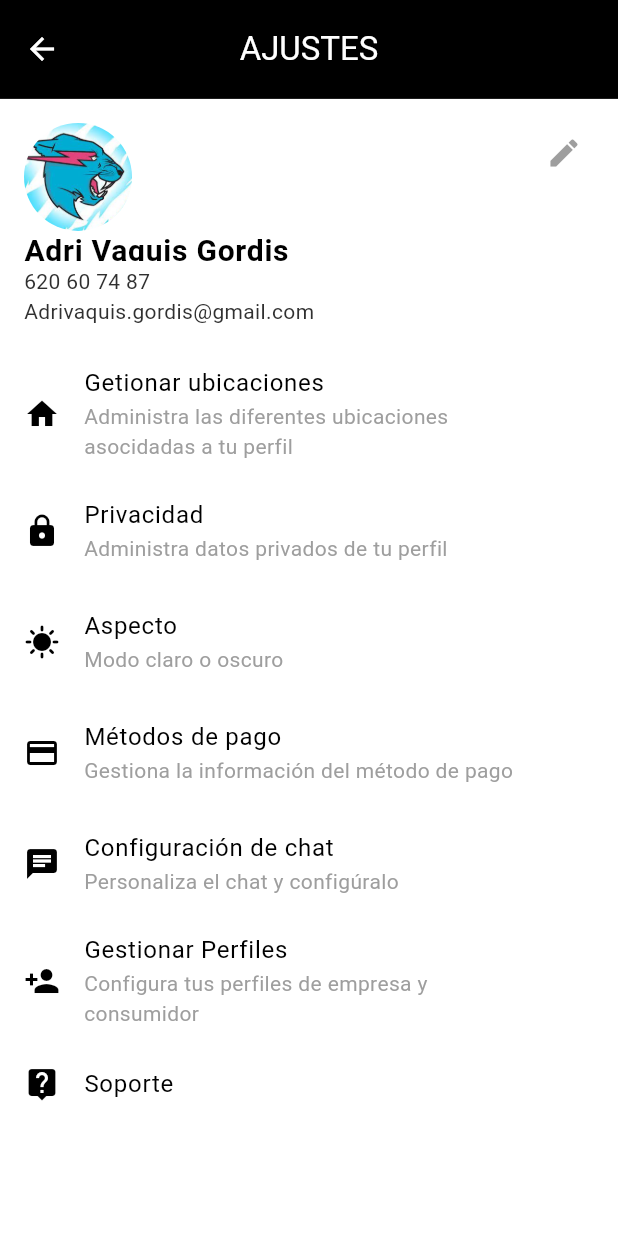
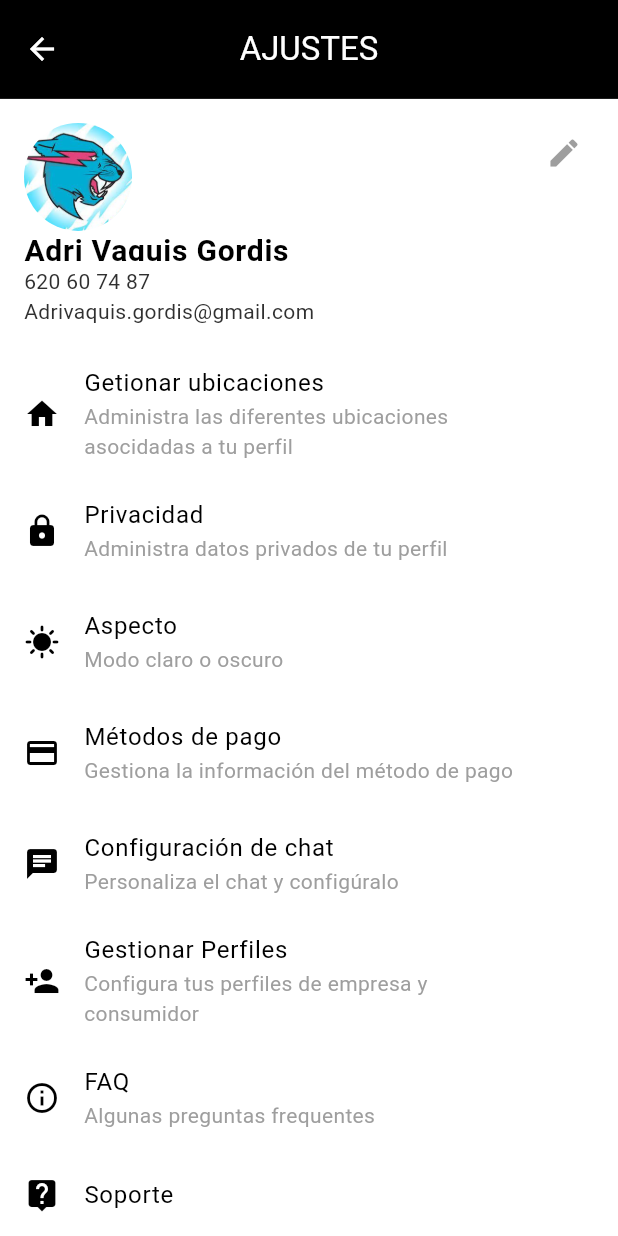
Before and after one commit to amsteradri/Nearvice, a Flutter app: the SettingsScreen screen opened directly, on a phone screen of 412 x 824 dp. Run offline on Flutter 3.47's test engine with Material 3 defaults, Android fonts, the phone set to English and light mode, and no system bars; our stand-ins replace flutter_map, flutter_svg, latlong2, table_calendar.

Commit message:
Added FAQ section

```diff
--- a/lib/settings.dart
+++ b/lib/settings.dart
@@ -283,6 +283,75 @@ class _SettingsScreenState extends State<SettingsScreen> {
               // Agregar más opciones de gestión de perfiles
             ],
           ),
+          ExpansionTile(
+            leading: Icon(Icons.info_outline, color: Colors.black),
+            title: Text('FAQ', style: TextStyle(color: Colors.black)),
+            subtitle: Text('Algunas preguntas frequentes', style: TextStyle(color: Colors.grey)),
+            children: <Widget>[
+              ExpansionTile(
+                title: Text('¿Cómo añado mi ubicación actual?', style: TextStyle(color: Colors.black)),
+                children: <Widget>[
+                  Padding(
+                    padding: const EdgeInsets.symmetric(horizontal: 16.0),
+                    child: Column(
+                      crossAxisAlignment: CrossAxisAlignment.stretch,
+                      children: [
+                        Text(
+                          'Para añadir tu ubicación actual, sigue estos pasos:',
+                          style: TextStyle(color: Colors.black),
+                        ),
+                        SizedBox(height: 8), // Separación añadida
+                        Text(
+                          '1. Abre la aplicación Nearvice.\n'
+                              '2. Ve a la sección de "Gestionar ubicaciones".\n'
+                              '3. Pulsa el botón "Añadir dirección".\n'
+                              '4. Selecciona "Usar ubicación actual" en el campo de dirección.\n'
+                              '5. Tu ubicación actual será añadida automáticamente.',
+                          style: TextStyle(color: Colors.black),
+                        ),
+                      ],
+                    ),
+                  ),
+                ],
+              ),
+              ExpansionTile(
+                title: Text('¿Los pagos son seguros?', style: TextStyle(color: Colors.black)),
+                children: <Widget>[
+                  Padding(
+                    padding: const EdgeInsets.symmetric(horizontal: 16.0),
+                    child: Text(
+                      'Sí, los pagos son seguros',
+                      style: TextStyle(color: Colors.black),
+                    ),
+                  ),
+                ],
+              ),
+              ExpansionTile(
+                title: Text('¿Cómo cambio mi foto de perfil?', style: TextStyle(color: Colors.black)),
+                children: <Widget>[
+                  Padding(
+                    padding: const EdgeInsets.symmetric(horizontal: 16.0),
+                    child: Column(
+                      crossAxisAlignment: CrossAxisAlignment.stretch,
+                      children: [
+                        Text(
+                          '1. Abre la aplicación Nearvice.\n'
+                              '2. Ve a la sección de "Perfil".\n'
+                              '3. Pulsa el engranaje de arriba a la derecha, que es el botón de ajustes.\n'
+                              '4. Pulsa el lápiz que verás arriba a la derecha de la pantalla, que es el botón para editar perfil.\n'
+                              '5. Finalmente, pulsa tu foto de perfil.',
+                          style: TextStyle(color: Colors.black),
+                        ),
+                      ],
+                    ),
+                  ),
+                ],
+              ),
+            ],
+          ),
+
+
+
           GestureDetector(
             onTap: () {
               Navigator.push(
```
